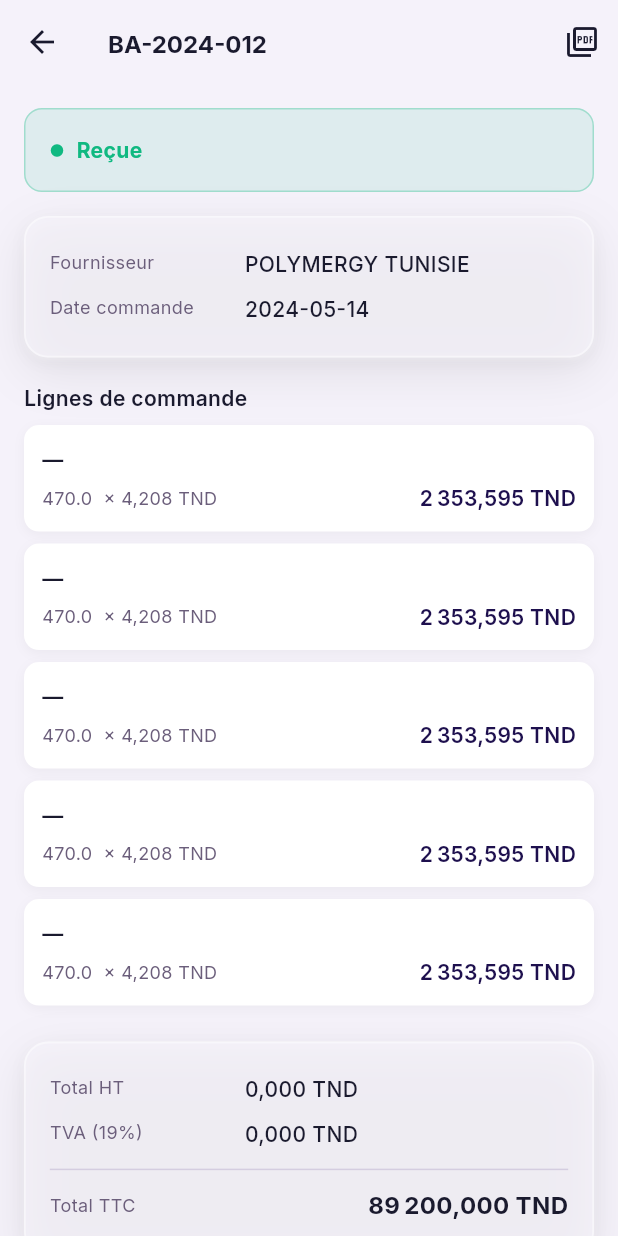
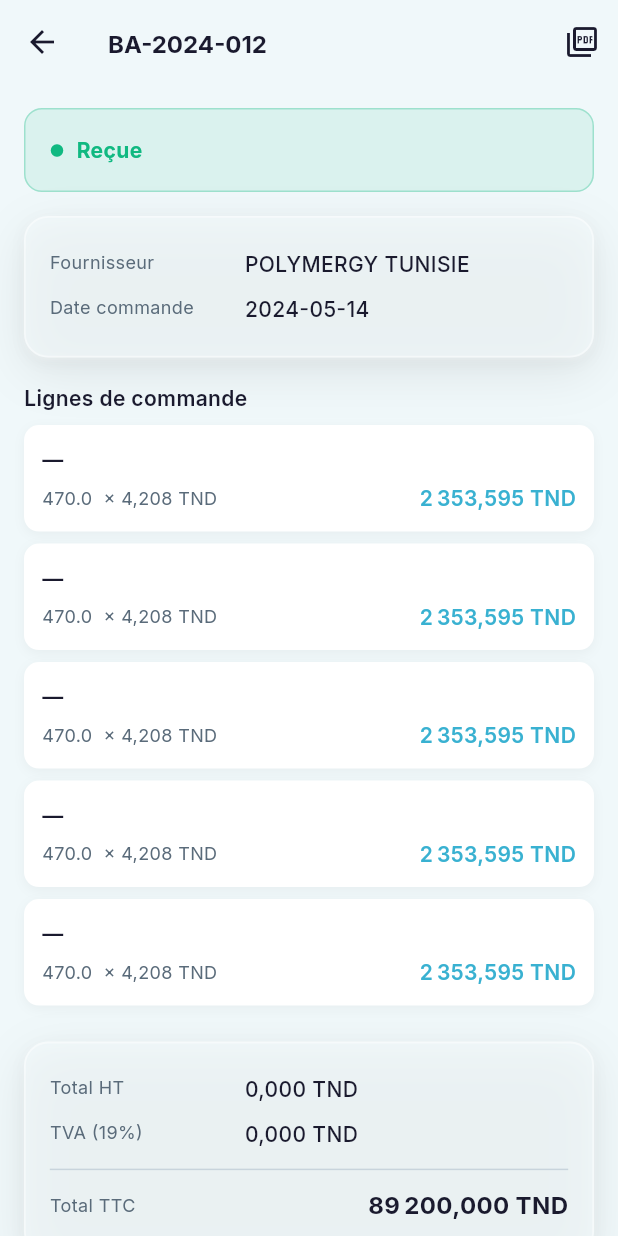
Before and after one commit to ghoulamedz/rayhan, a Flutter app: the AchatsScreen screen opened by its route, after a tap on "BA-2024-012", on a phone screen of 412 x 824 dp. Run offline on Flutter 3.47's test engine with Material 3 defaults, Android fonts, the phone set to English and light mode, and no system bars; our stand-ins replace dio, fl_chart, go_router, pdf, shared_preferences; missing offline and left inert: dart:html; accounts and stored records are empty.

Commit message:
new color palette (not good, to be change)

```diff
--- a/frontend/lib/constants/app_theme.dart
+++ b/frontend/lib/constants/app_theme.dart
@@ -4,38 +4,38 @@ import 'package:rayhan_erp/constants/custom_page_transition.dart';
 
 abstract final class AppTheme {
   // ── Color Palette ──────────────────────────────────────────────
-  // Palette: https://colorhunt.co/palette/1e104e452e5aff653fffc85c
-  static const Color kPrimaryRed = Color(0xFF1E104E);
-  static const Color kPrimaryOrange = Color(0xFFFF653F);
-  static const Color kPrimaryRedDark = Color(0xFF452E5A);
+  // Palette: https://colorhunt.co/palette/39b1d1d6fb61f6850cde3e3e
+  static const Color kPrimaryRed = Color(0xFF39B1D1);
+  static const Color kPrimaryOrange = Color(0xFFF6850C);
+  static const Color kPrimaryRedDark = Color(0xFFDE3E3E);
 
   // Background / surface
-  static const Color kBackgroundCream = Color(0xFFF5F2FA);
-  static const Color kSecondaryGold = Color(0xFFFFC85C);
-  static const Color kSurfaceGlass = Color(0xBFF5F2FA);
+  static const Color kBackgroundCream = Color(0xFFF0F8FA);
+  static const Color kSecondaryGold = Color(0xFFD6FB61);
+  static const Color kSurfaceGlass = Color(0xBFF0F8FA);
   static const Color kSurfaceWhite = Color(0xFFFFFFFF);
 
   // Text
   static const Color kTextPrimary = Color(0xFF1A1A2E);
-  static const Color kTextSecondary = Color(0xFF6B5E7B);
-  static const Color kTextHint = Color(0xFF9E8FB2);
+  static const Color kTextSecondary = Color(0xFF5A6B7A);
+  static const Color kTextHint = Color(0xFF8A9BA8);
 
   // Input / borders
-  static const Color kInputFill = Color(0xFFEDE8F0);
-  static const Color kBorderLight = Color(0xFFD4CDE0);
+  static const Color kInputFill = Color(0xFFEAF2F5);
+  static const Color kBorderLight = Color(0xFFC8D4DC);
 
   // Status colors
   static const Color kSuccessGreen = Color(0xFF4CAF50);
   static const Color kSuccessGreenLight = Color(0xFFC8E6C9);
   static const Color kWarningAmber = Color(0xFFFFA726);
   static const Color kWarningAmberLight = Color(0xFFFFE0B2);
-  static const Color kErrorRed = Color(0xFFE53935);
-  static const Color kErrorRedLight = Color(0xFFFFCDD2);
+  static const Color kErrorRed = Color(0xFFDE3E3E);
+  static const Color kErrorRedLight = Color(0xFFF5C8C8);
 
   // Neutrals
   static const Color kWhite = Color(0xFFFFFFFF);
   static const Color kBlack = Color(0xFF000000);
-  static const Color kDividerColor = Color(0xFFD4CDE0);
+  static const Color kDividerColor = Color(0xFFC8D4DC);
 
   // ── Glassmorphism helpers (glossy) ─────────────────────────────
   static BoxDecoration glassCard({
```
Also changed, not shown: 1 other file.
